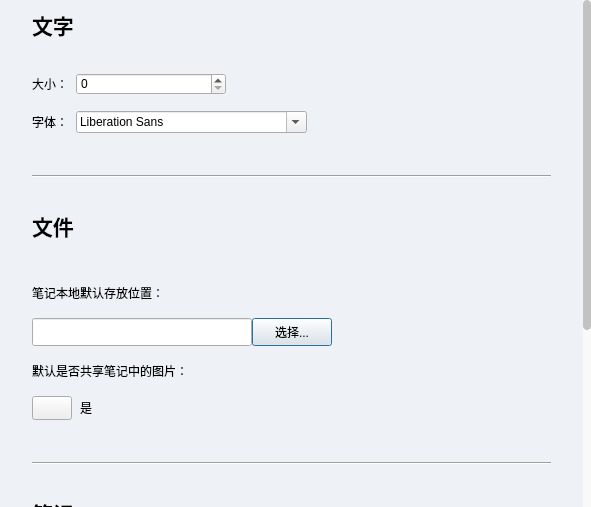
feint123/Emoji, file Client/source/FeintEdit/plug/settingdialog.ui: the form before one commit.
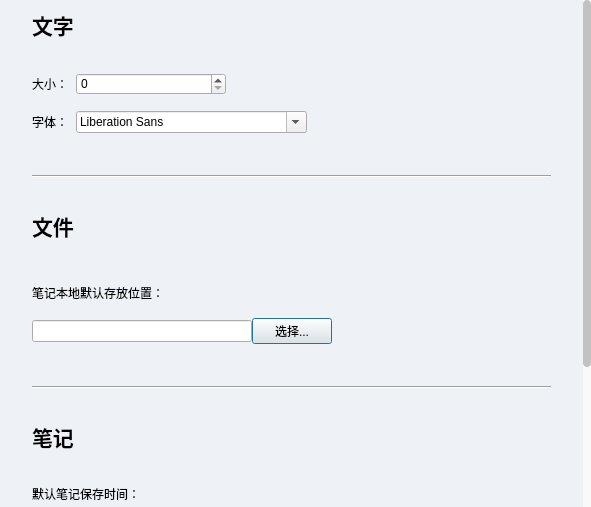
The form after the commit. Custom widgets are drawn as their Qt base class.

```diff
--- a/Client/source/FeintEdit/plug/settingdialog.ui
+++ b/Client/source/FeintEdit/plug/settingdialog.ui
@@ -64,9 +64,9 @@
       <property name="geometry">
        <rect>
         <x>0</x>
-        <y>-281</y>
+        <y>-186</y>
         <width>583</width>
-        <height>795</height>
+        <height>700</height>
        </rect>
       </property>
       <property name="styleSheet">
@@ -172,7 +172,14 @@
             </widget>
            </item>
            <item>
-            <widget class="QFontComboBox" name="fontComboBox"/>
+            <widget class="QFontComboBox" name="fontComboBox">
+             <property name="sizePolicy">
+              <sizepolicy hsizetype="Preferred" vsizetype="Preferred">
+               <horstretch>0</horstretch>
+               <verstretch>0</verstretch>
+              </sizepolicy>
+             </property>
+            </widget>
            </item>
            <item>
             <spacer name="horizontalSpacer_2">
@@ -240,7 +247,7 @@
              <property name="minimumSize">
               <size>
                <width>0</width>
-               <height>28</height>
+               <height>0</height>
               </size>
              </property>
              <property name="maximumSize">
@@ -256,7 +263,7 @@
              <property name="minimumSize">
               <size>
                <width>56</width>
-               <height>28</height>
+               <height>0</height>
               </size>
              </property>
              <property name="text">
@@ -282,71 +289,6 @@
            </item>
           </layout>
          </item>
-         <item>
-          <widget class="QLabel" name="isShareImgLab">
-           <property name="text">
-            <string>默认是否共享笔记中的图片：</string>
-           </property>
-          </widget>
-         </item>
-         <item>
-          <layout class="QHBoxLayout" name="horizontalLayout_4">
-           <property name="spacing">
-            <number>8</number>
-           </property>
-           <property name="leftMargin">
-            <number>0</number>
-           </property>
-           <item>
-            <widget class="FToogleButton" name="fToogleButton">
-             <property name="minimumSize">
-              <size>
-               <width>0</width>
-               <height>24</height>
-              </size>
-             </property>
-             <property name="checkable">
-              <bool>true</bool>
-             </property>
-             <property name="checked">
-              <bool>false</bool>
-             </property>
-             <property name="toggleColor">
-              <string>#d3d3d3</string>
-             </property>
-             <property name="onBgColor">
-              <string>#3176ff</string>
-             </property>
-             <property name="offBgColor">
-              <string>#ececec</string>
-             </property>
-             <property name="arcRadius">
-              <number>12</number>
-             </property>
-            </widget>
-           </item>
-           <item>
-            <widget class="QLabel" name="shareImgLab">
-             <property name="text">
-              <string>是</string>
-             </property>
-            </widget>
-           </item>
-           <item>
-            <spacer name="horizontalSpacer_4">
-             <property name="orientation">
-              <enum>Qt::Horizontal</enum>
-             </property>
-             <property name="sizeHint" stdset="0">
-              <size>
-               <width>40</width>
-               <height>20</height>
-              </size>
-             </property>
-            </spacer>
-           </item>
-          </layout>
-         </item>
         </layout>
        </item>
        <item>
@@ -449,7 +391,7 @@
              <property name="minimumSize">
               <size>
                <width>100</width>
-               <height>28</height>
+               <height>0</height>
               </size>
              </property>
              <property name="text">
@@ -468,7 +410,7 @@
              <property name="minimumSize">
               <size>
                <width>100</width>
-               <height>28</height>
+               <height>0</height>
               </size>
              </property>
              <property name="text">
@@ -574,11 +516,6 @@
    <extends>QPushButton</extends>
    <header>fbutton.h</header>
   </customwidget>
-  <customwidget>
-   <class>FToogleButton</class>
-   <extends>QPushButton</extends>
-   <header>ftooglebutton.h</header>
-  </customwidget>
  </customwidgets>
  <resources/>
  <connections/>
```
